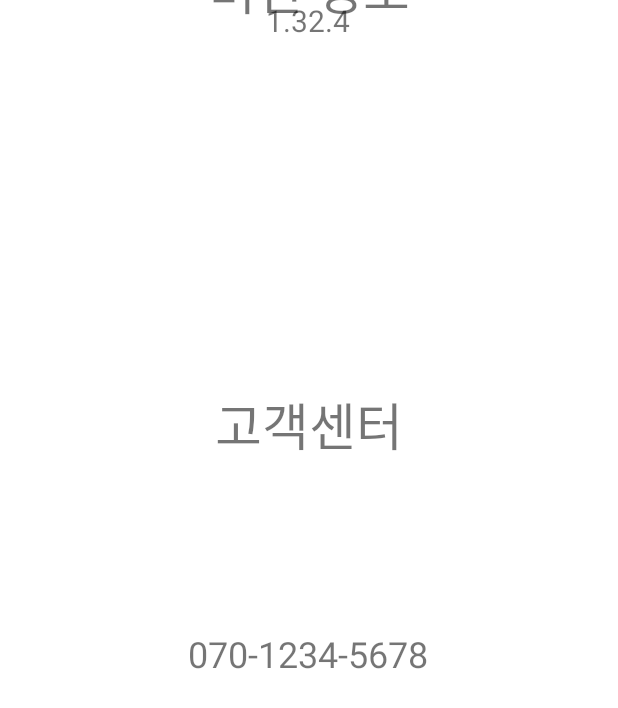
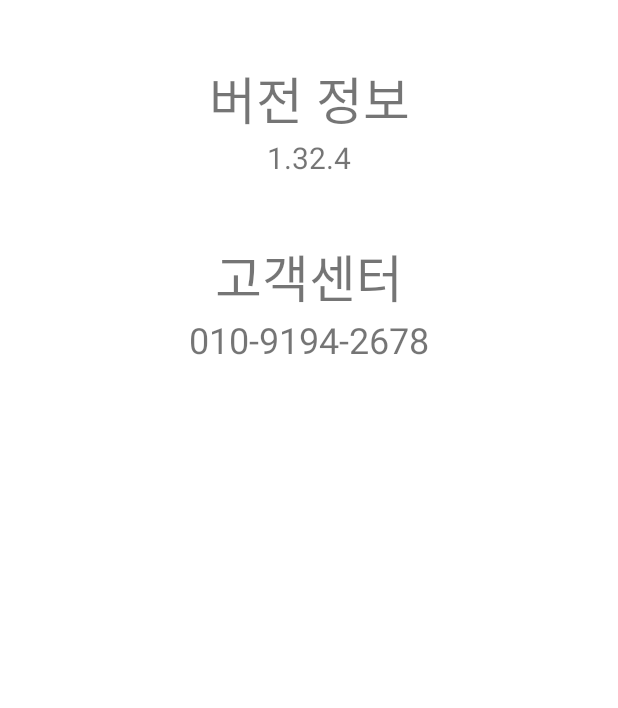
Before and after one commit to zae-hyeong/TodayIm, an Android app: the layout fragment_version.xml on its own in the app's theme, with its tools: preview values and no code run, on a phone screen of 412 x 824 dp. Shown: the top 708 px of the screen. Run offline under Robolectric (Android 15) with nearby library versions, the phone set to English and light mode, and no system bars.

Commit message:
[fix] fix errors after merge, fix DBs

```diff
--- a/app/build.gradle
+++ b/app/build.gradle
@@ -57,6 +57,7 @@ dependencies {
     androidTestImplementation 'androidx.test.espresso:espresso-core:3.4.0'
 
     implementation 'com.google.code.gson:gson:2.9.0'
+
     implementation 'com.dinuscxj:circleprogressbar:1.3.0'
 
 }
--- a/app/src/main/java/com/UXUI/todayim/SplashActivity.kt
+++ b/app/src/main/java/com/UXUI/todayim/SplashActivity.kt
@@ -20,13 +20,13 @@ class SplashActivity: BaseActivity() {
         super.onCreate(savedInstanceState)
 
         binding = ActivitySplashBinding.inflate(layoutInflater)
+
+        addDummyAdjectives()
+
         Handler(Looper.getMainLooper()).postDelayed({
             //액티비티 이동
             startMainActivity()
         }, DURATION)
-
-        addDummyAdjectives()
-
     }
 
     companion object {
--- a/app/src/main/java/com/UXUI/todayim/database/DiaryDatabase.kt
+++ b/app/src/main/java/com/UXUI/todayim/database/DiaryDatabase.kt
@@ -5,7 +5,7 @@ import androidx.room.Database
 import androidx.room.Room
 import androidx.room.RoomDatabase
 
-@Database(entities = [Diary::class, DiaryEmotionCategory::class, DiaryEmotionDetail::class], version = 1)
+@Database(entities = [Diary::class, DiaryEmotionCategory::class, DiaryEmotionDetail::class], version = 1, exportSchema = false)
 abstract class DiaryDatabase : RoomDatabase() {
     abstract fun diaryDao(): DiaryDao
 
--- a/app/src/main/java/com/UXUI/todayim/database/EmotionAdjectiveDao.kt
+++ b/app/src/main/java/com/UXUI/todayim/database/EmotionAdjectiveDao.kt
@@ -10,7 +10,7 @@ interface EmotionAdjectiveDao {
     @Insert
     fun insertAdjective(adjective: EmotionAdjective)
 
-    // ==== QUERY ===== //
+//    // ==== QUERY ===== //
 
     @Query("SELECT * FROM EmotionAdjectiveCategory")
     fun getAdjectiveCategories(): List<EmotionAdjectiveCategory>
@@ -18,8 +18,8 @@ interface EmotionAdjectiveDao {
     @Query("SELECT * FROM EmotionAdjective")
     fun getAdjectives(): List<EmotionAdjective>
 
-    @Query("SELECT * FROM EmotionAdjectiveCategory WHERE :categoryIdx")
-    fun getCategoryName(categoryIdx: Int): String
+//    @Query("SELECT * FROM EmotionAdjectiveCategory WHERE :categoryIdx")
+//    fun getCategoryName(categoryIdx: Int): String
 
 //    @Query("SELECT * FROM EmotionAdjectiveCategory WHERE :categoryIdx")
 //    fun getDiaryCategoryAdjectives(categoryIdx: Int): List<EmotionAdjective>
--- a/app/src/main/java/com/UXUI/todayim/database/EmotionAdjectiveData.kt
+++ b/app/src/main/java/com/UXUI/todayim/database/EmotionAdjectiveData.kt
@@ -6,6 +6,7 @@ import androidx.room.PrimaryKey
 @Entity
 data class EmotionAdjectiveCategory(
     var adjectiveCategoryName: String= "내용 없음",
+    @PrimaryKey
     var adjectiveCategoryIdx: Int = 0
 )
 //) {
--- a/app/src/main/java/com/UXUI/todayim/database/EmotionAdjectiveDatabase.kt
+++ b/app/src/main/java/com/UXUI/todayim/database/EmotionAdjectiveDatabase.kt
@@ -20,7 +20,7 @@ abstract class EmotionAdjectiveDatabase : RoomDatabase() {
                         context.applicationContext,
                         EmotionAdjectiveDatabase::class.java,
                         "emotionAdjective-database"
-                    ).build()
+                    ).allowMainThreadQueries().build()
                 }
             }
             return instance
--- a/app/src/main/res/layout/fragment_version.xml
+++ b/app/src/main/res/layout/fragment_version.xml
@@ -4,54 +4,57 @@
     xmlns:tools="http://schemas.android.com/tools"
     android:layout_width="match_parent"
     android:layout_height="match_parent"
-    tools:context=".ui.versionVersion">
+    tools:context=".ui.version.VersionFragment">
 
+    <LinearLayout
+        android:id="@+id/version_version_layout"
+        android:layout_width="wrap_content"
+        android:layout_height="wrap_content"
+        android:layout_marginTop="40dp"
+        android:orientation="vertical"
+        android:gravity="center_horizontal"
+        app:layout_constraintTop_toTopOf="parent"
+        app:layout_constraintStart_toStartOf="parent"
+        app:layout_constraintEnd_toEndOf="parent">
         <TextView
             android:id="@+id/textView2"
             android:layout_width="wrap_content"
             android:layout_height="wrap_content"
             android:text="버전 정보"
             android:textSize="34sp"
-        app:layout_constraintBottom_toTopOf="@+id/textView3"
-        app:layout_constraintEnd_toEndOf="parent"
-        app:layout_constraintStart_toStartOf="parent"
-        app:layout_constraintTop_toTopOf="parent"
-        app:layout_constraintVertical_bias="0.664" />
-
+            app:layout_constraintBottom_toTopOf="@+id/textView3" />
         <TextView
             android:id="@+id/textView3"
             android:layout_width="wrap_content"
             android:layout_height="wrap_content"
             android:text="1.32.4"
-        android:textSize="20sp"
-        app:layout_constraintEnd_toEndOf="parent"
-        app:layout_constraintHorizontal_bias="0.498"
+            android:textSize="20sp" />
+    </LinearLayout>
+
+    <LinearLayout
+        android:id="@+id/version_call_layout"
+        android:layout_width="wrap_content"
+        android:layout_height="wrap_content"
+        android:layout_marginTop="40dp"
+        android:orientation="vertical"
+        android:gravity="center_horizontal"
+        app:layout_constraintTop_toBottomOf="@id/version_version_layout"
         app:layout_constraintStart_toStartOf="parent"
-        tools:layout_editor_absoluteY="197dp" />
-
+        app:layout_constraintEnd_toEndOf="parent">
         <TextView
             android:id="@+id/textView4"
             android:layout_width="wrap_content"
             android:layout_height="wrap_content"
             android:text="고객센터"
-        android:textSize="34sp"
-        app:layout_constraintBottom_toBottomOf="parent"
-        app:layout_constraintEnd_toEndOf="parent"
-        app:layout_constraintStart_toStartOf="parent"
-        app:layout_constraintTop_toBottomOf="@+id/textView3"
-        app:layout_constraintVertical_bias="0.309" />
+            android:textSize="34sp" />
 
         <TextView
             android:id="@+id/textView5"
             android:layout_width="wrap_content"
             android:layout_height="wrap_content"
-        android:text="070-1234-5678"
-        android:textSize="24sp"
-        app:layout_constraintBottom_toBottomOf="parent"
-        app:layout_constraintEnd_toEndOf="parent"
-        app:layout_constraintHorizontal_bias="0.498"
-        app:layout_constraintStart_toStartOf="parent"
-        app:layout_constraintTop_toBottomOf="@+id/textView4"
-        app:layout_constraintVertical_bias="0.229" />
+            android:text="010-9194-2678"
+            android:textSize="24sp" />
+    </LinearLayout>
+
 
 </androidx.constraintlayout.widget.ConstraintLayout>
```
Also changed, not shown: app/src/main/java/com/UXUI/todayim/TestActivity.kt (+12 -4 lines), app/src/main/java/com/UXUI/todayim/ui/version/VersionFragment.kt (+6 -6 lines), app/src/main/res/layout/activity_test.xml (+5 -5 lines). Lines whose indentation alone changed are shown as unchanged.
